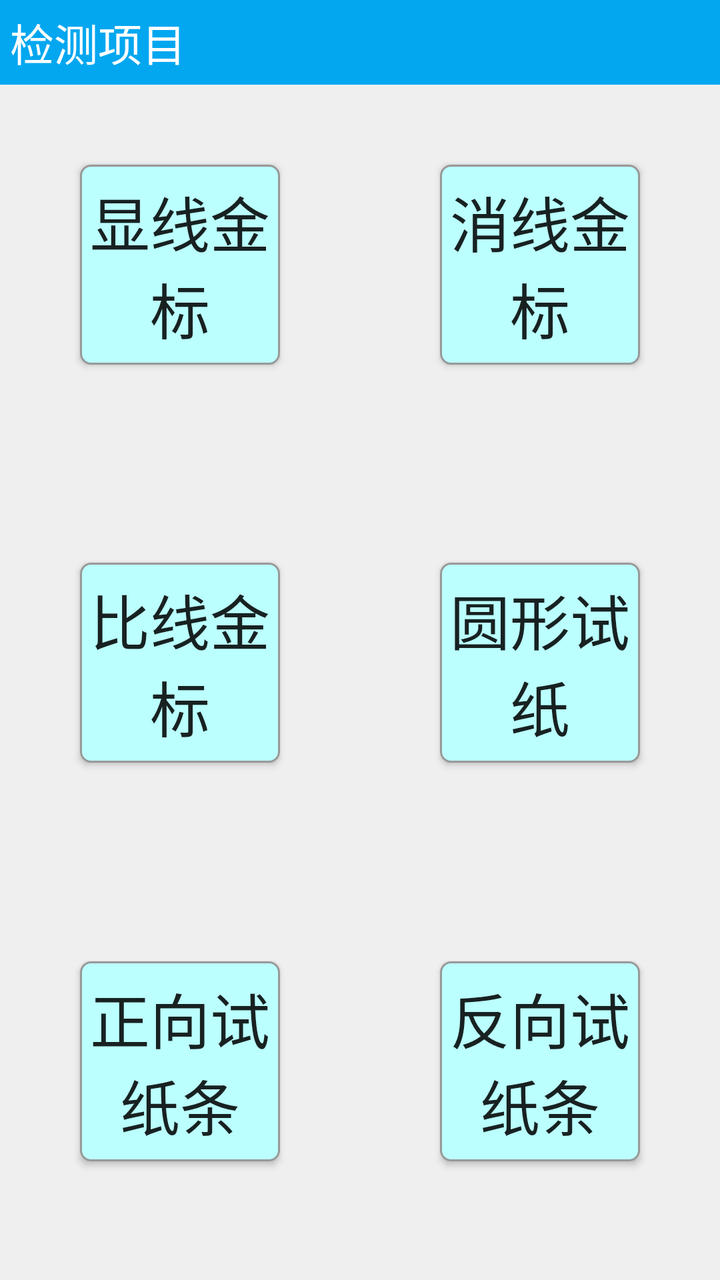
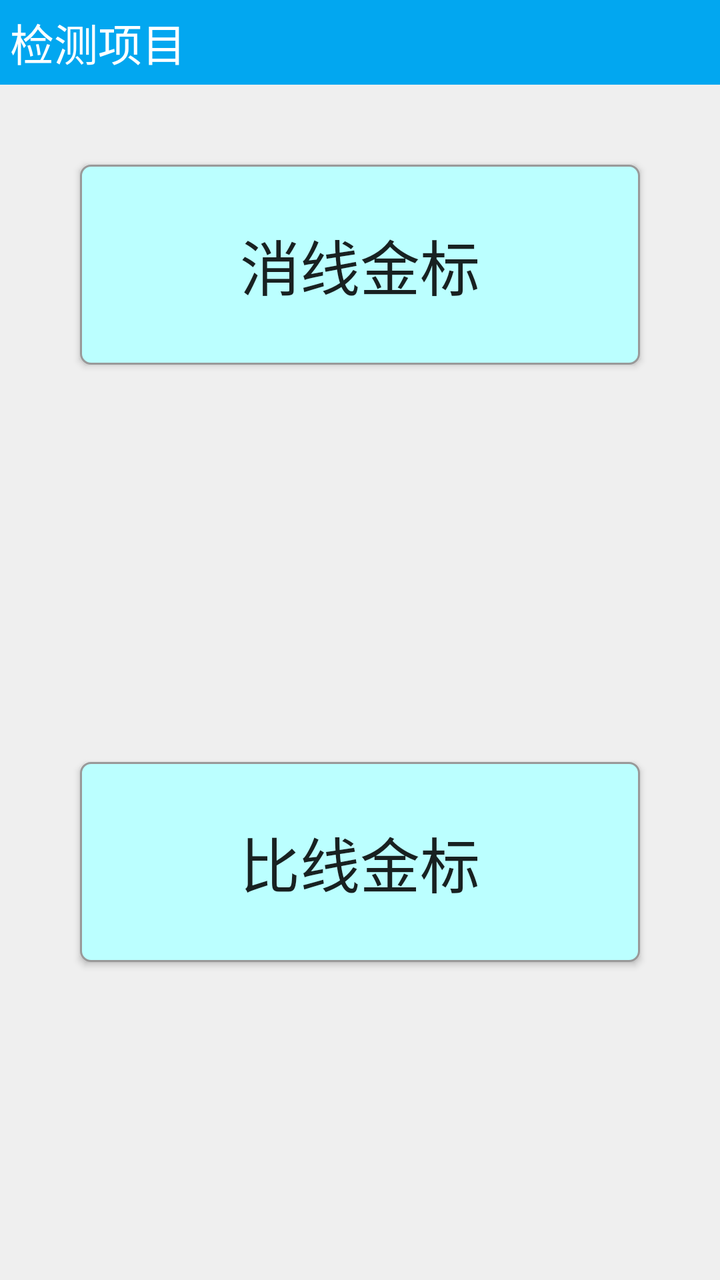

Compare the two renders of this Android layout. The source of the first and the diff that turns it into the second are given below.
<!-- AndroidManifest.xml: application theme AppTheme -->
<!-- res/layout/activity_project_main.xml -->
<?xml version="1.0" encoding="utf-8"?>
<androidx.constraintlayout.widget.ConstraintLayout xmlns:android="http://schemas.android.com/apk/res/android"
    android:layout_width="match_parent"
    android:layout_height="match_parent"
    xmlns:app="http://schemas.android.com/apk/res-auto"
    android:background="@color/BACK_GROUND_COLOR">

    <TextView
        android:id="@+id/tv_title"
        android:layout_width="match_parent"
        app:layout_constraintTop_toTopOf="parent"
        android:layout_height="wrap_content"
        android:padding="5dp"
        android:layout_alignParentTop="true"
        android:background="@color/THEME_COLOR"
        android:gravity="center_vertical"
        android:paddingLeft="5dp"
        android:text="检测项目"
        android:textColor="#ffffff"
        style="@style/baseData_title_style1"  />

    <LinearLayout
        android:orientation="vertical"
        android:layout_width="match_parent"
        android:layout_height="0dp"
        app:layout_constraintTop_toBottomOf="@+id/tv_title"
        app:layout_constraintBottom_toBottomOf="parent"
        >

        <LinearLayout
            android:layout_width="match_parent"
            android:layout_height="0dp"
            android:layout_weight="1"
            android:orientation="horizontal"
            >

            <Button
                android:layout_width="0dp"
                android:layout_height="100dp"
                android:layout_margin="40dp"
                android:layout_weight="1.0"
                android:background="@drawable/main_change_btu_shape"
                android:onClick="ClickShowJin"
                android:text="显线金标"
                android:textSize="30sp" />

            <Button
                android:layout_width="0dp"
                android:layout_height="100dp"
                android:layout_margin="40dp"
                android:layout_weight="1.0"
                android:background="@drawable/main_change_btu_shape"
                android:onClick="ClickHiddenJIn"
                android:text="消线金标"
                android:textSize="30sp" />

        </LinearLayout>

        <LinearLayout
            android:layout_width="match_parent"
            android:layout_height="0dp"
            android:layout_weight="1"
            android:orientation="horizontal"
            >

            <Button
                android:layout_width="0dp"
                android:layout_height="100dp"
                android:layout_margin="40dp"
                android:layout_weight="1.0"
                android:background="@drawable/main_change_btu_shape"
                android:onClick="ClickBiJin"
                android:text="比线金标"
                android:textSize="30sp" />

            <Button
                android:layout_width="0dp"
                android:layout_height="100dp"
                android:layout_margin="40dp"
                android:layout_weight="1.0"
                android:background="@drawable/main_change_btu_shape"
                android:onClick="ClickRound"
                android:text="圆形试纸"
                android:textSize="30sp" />

        </LinearLayout>

        <LinearLayout
            android:layout_width="match_parent"
            android:layout_height="0dp"
            android:layout_weight="1"
            android:orientation="horizontal"
            >

            <Button
                android:layout_width="0dp"
                android:layout_height="100dp"
                android:layout_margin="40dp"
                android:layout_weight="1.0"
                android:background="@drawable/main_change_btu_shape"
                android:onClick="ClickZhen"
                android:text="正向试纸条"
                android:textSize="30sp" />

            <Button
                android:layout_width="0dp"
                android:layout_height="100dp"
                android:layout_margin="40dp"
                android:layout_weight="1.0"
                android:background="@drawable/main_change_btu_shape"
                android:onClick="ClickFan"
                android:text="反向试纸条"
                android:textSize="30sp" />

        </LinearLayout>


    </LinearLayout>

</androidx.constraintlayout.widget.ConstraintLayout>
<!-- resources referenced by this layout -->
<resources>
  <color name="BACK_GROUND_COLOR">#efefef</color>
  <color name="THEME_COLOR">#02A7F0</color>
  <!-- drawable main_change_btu_shape (drawable) -->
  <?xml version="1.0" encoding="utf-8"?>
  <shape xmlns:android="http://schemas.android.com/apk/res/android" >
  
      <corners android:radius="5dp" />
  
      <solid android:color="#bbffff" />
  
      <stroke
          android:width="1dp"
          android:color="#999999" />
  
  </shape>
  <style name="baseData_title_style1">
          <item name="android:textSize">22sp</item>
      </style>
  <style name="AppTheme" parent="Theme.AppCompat.Light.DarkActionBar">
          
          <item name="android:windowNoTitle">true</item>
          <item name="android:windowFullscreen">true</item>
      </style>
</resources>

<!-- the commit's change to res/layout/activity_project_main.xml (unified diff, before → after) -->
@@ -38,6 +38,7 @@
                 android:layout_width="0dp"
                 android:layout_height="100dp"
                 android:layout_margin="40dp"
+                android:visibility="gone"
                 android:layout_weight="1.0"
                 android:background="@drawable/main_change_btu_shape"
                 android:onClick="ClickShowJin"
@@ -77,6 +78,7 @@
                 android:layout_width="0dp"
                 android:layout_height="100dp"
                 android:layout_margin="40dp"
+                android:visibility="gone"
                 android:layout_weight="1.0"
                 android:background="@drawable/main_change_btu_shape"
                 android:onClick="ClickRound"
@@ -89,6 +91,7 @@
             android:layout_width="match_parent"
             android:layout_height="0dp"
             android:layout_weight="1"
+            android:visibility="gone"
             android:orientation="horizontal"
             >
 
